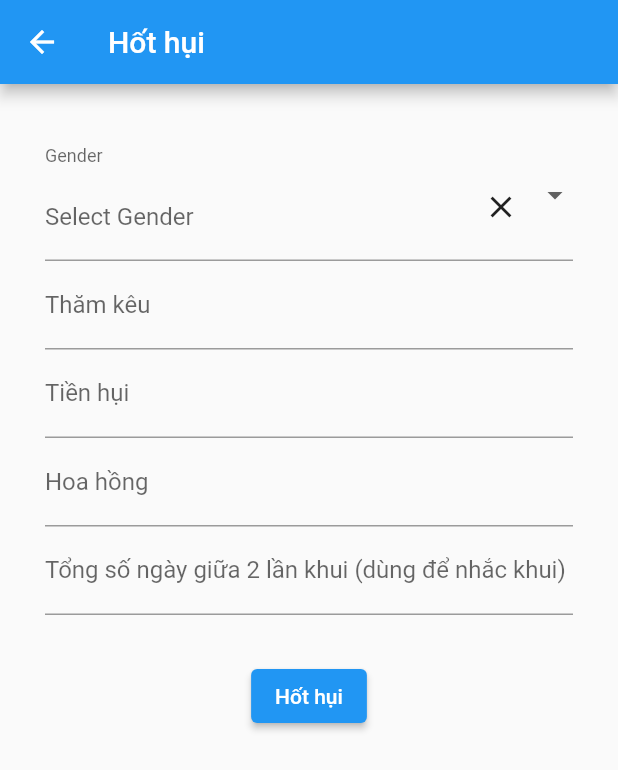
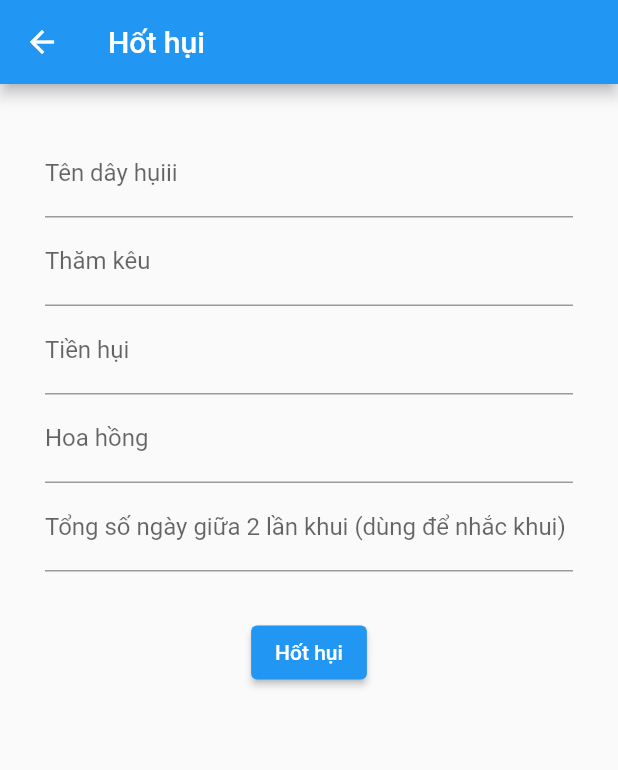
Before and after one commit to khangzxrr/hui_management_flutter, a Flutter app: the FundNewTakeWidget screen opened directly, on a phone screen of 412 x 824 dp. Shown: the top 770 px of the screen. Run offline on Flutter 3.47's test engine with Material 2 defaults, Android fonts, the phone set to English and light mode, and no system bars; drawn by our look-alikes of flutter_form_builder; our stand-ins replace flutter_easyloading, flutter_slidable, form_builder_validators, get_it; statements that could not run were skipped.

Commit message:
edit fund form

```diff
--- a/lib/view/fund_edit.dart
+++ b/lib/view/fund_edit.dart
@@ -28,10 +28,10 @@ class FundEditWidget extends StatelessWidget {
             key: _formKey,
             child: Column(
               children: [
-                FormBuilderDateTimePicker(
+                FormBuilderTextField(
                   key: _nameKey,
                   name: 'name',
-                  decoration: const InputDecoration(labelText: 'Tên dây hụi'),
+                  decoration: const InputDecoration(labelText: 'Tên hụi'),
                   autovalidateMode: AutovalidateMode.onUserInteraction,
                   validator: FormBuilderValidators.compose(
                     [FormBuilderValidators.required()],
--- a/lib/view/fund_new_take_view.dart
+++ b/lib/view/fund_new_take_view.dart
@@ -8,6 +8,7 @@ class FundNewTakeWidget extends StatelessWidget {
 
   final _formKey = GlobalKey<FormBuilderState>();
 
+  final _nameKey = GlobalKey<FormBuilderState>();
   final _predictPriceKey = GlobalKey<FormBuilderState>();
   final _fundPriceKey = GlobalKey<FormBuilderState>();
   final _ownerCostKey = GlobalKey<FormBuilderState>();
@@ -28,25 +29,14 @@ class FundNewTakeWidget extends StatelessWidget {
             key: _formKey,
             child: Column(
               children: [
-                FormBuilderDropdown<String>(
-                  name: 'gender',
-                  decoration: InputDecoration(
-                    labelText: 'Gender',
-                    suffix: IconButton(
-                      icon: const Icon(Icons.close),
-                      onPressed: () {
-                        _formKey.currentState!.fields['gender']?.reset();
-                      },
-                    ),
-                    hintText: 'Select Gender',
+                FormBuilderTextField(
+                  key: _nameKey,
+                  name: 'name',
+                  decoration: const InputDecoration(labelText: 'Tên dây hụiii'),
+                  autovalidateMode: AutovalidateMode.onUserInteraction,
+                  validator: FormBuilderValidators.compose(
+                    [FormBuilderValidators.required()],
                   ),
-                  items: genderOptions
-                      .map((gender) => DropdownMenuItem(
-                            alignment: AlignmentDirectional.center,
-                            value: gender,
-                            child: Text(gender),
-                          ))
-                      .toList(),
                 ),
                 FormBuilderTextField(
                   key: _predictPriceKey,
--- a/lib/view/funds_view.dart
+++ b/lib/view/funds_view.dart
@@ -1,6 +1,4 @@
 import 'package:flutter/material.dart';
-import 'package:flutter/src/widgets/framework.dart';
-import 'package:flutter/src/widgets/placeholder.dart';
 import 'package:flutter_slidable/flutter_slidable.dart';
 import 'package:hui_management/view/fund_detail.dart';
 import 'package:hui_management/view/fund_edit.dart';
```
Also changed, not shown: lib/model/fund_model.dart (added, +15 -0 lines).
